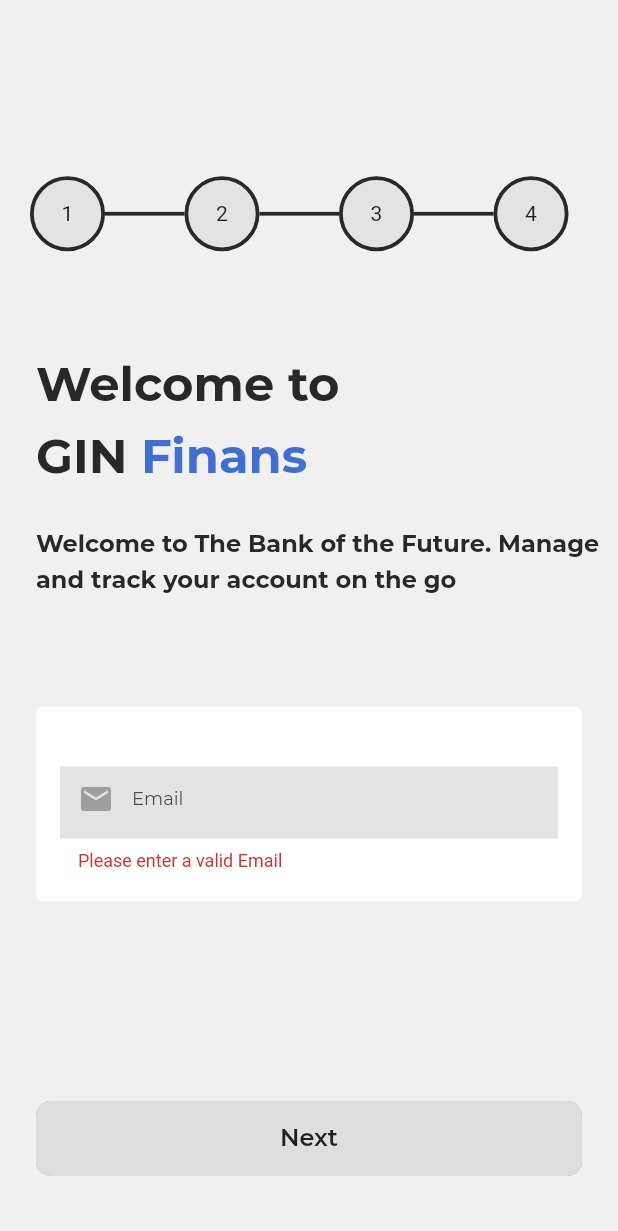
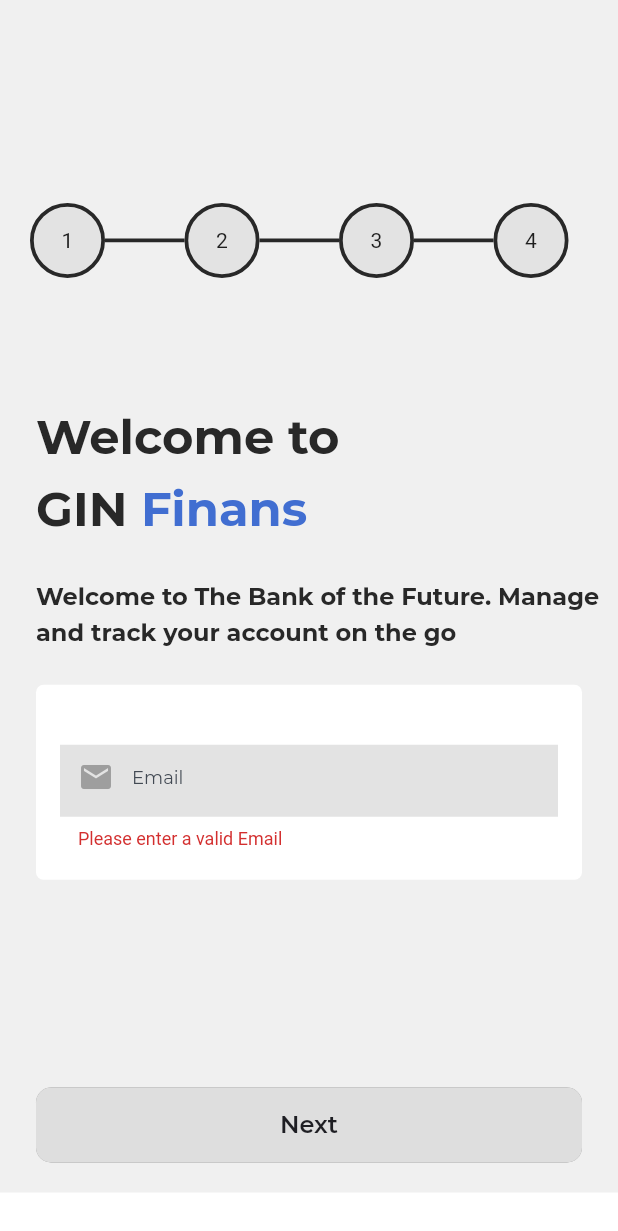
Before and after one commit to NickoPrasetio/ginFinansTest, a Flutter app: the screen it shows after launch, on a phone screen of 412 x 824 dp. Shown: the top 1231 px of the screen. Run offline on Flutter 3.47's test engine with Material 2 defaults, Android fonts, the phone set to English and light mode, and no system bars; our stand-ins replace flutter_bloc, get_it, sprintf; accounts and stored records are empty; project files that could hold a hidden picture were left out.

```diff
--- a/assets/strings/id.json
+++ b/assets/strings/id.json
@@ -12,7 +12,7 @@
     "textScheduleVideoSubtitle": "Choose the date and time that you preferred. We will send a link via email to make a video call on the scheduled date and time",
     "textChooseDate": "- Choose Date -",
     "textChooseTime": "- Choose Time -",
-
+    "textClose": "Close",
     "textDate": "Date",
     "textTime": "Time",
     "textLowercase": "Lowercase",
--- a/lib/presentation/welcomePage/style/welcome_page_style.dart
+++ b/lib/presentation/welcomePage/style/welcome_page_style.dart
@@ -22,6 +22,6 @@ class WelcomePageStyle {
 
   var submitEmailButtonStyle = {
     ...ReusableButtonStyle.primaryButtonStyle,
-    'margin': Space(bottom: 40, left: 24, right: 24),
+    'margin': Space(left: 24, right: 24, bottom: 20),
   };
 }
--- a/lib/presentation/welcomePage/welcome_page.dart
+++ b/lib/presentation/welcomePage/welcome_page.dart
@@ -23,13 +23,17 @@ class WelcomePage extends StatelessWidget {
   Widget build(BuildContext context) {
     return Scaffold(
         appBar: AppBar(backgroundColor: Palette.softGray),
-      resizeToAvoidBottomPadding: false,
-      body: BlocProvider(
+        resizeToAvoidBottomInset: false,
+        body: SingleChildScrollView(
+            child: ConstrainedBox(
+          constraints: BoxConstraints(
+              maxHeight: MediaQuery.of(context).size.height - 85),
+          child: BlocProvider(
             create: (context) =>
                 injector.get<WelcomePageBloc>()..add(WelcomeInit()),
             child: WelcomePageWidget(),
           ),
-    );
+        )));
   }
 }
 
@@ -44,7 +48,6 @@ class _WelcomePageWidgetState extends State<WelcomePageWidget> {
   UserModel _userModel;
   TextEditingController _emailController;
   bool _isValidEmail = false;
-  String _email;
 
   @override
   void initState() {
@@ -71,8 +74,7 @@ class _WelcomePageWidgetState extends State<WelcomePageWidget> {
               color: Palette.softGray,
               child: Column(
                 crossAxisAlignment: CrossAxisAlignment.start,
-                  mainAxisSize: MainAxisSize.max,
-                  children: <Widget>[
+                mainAxisSize: MainAxisSize.min, children: <Widget>[
                 CircleProgress(total: 4, step: 0),
                 _welcomeTitleWidget(),
                 ReusableTextView(
@@ -80,8 +82,7 @@ class _WelcomePageWidgetState extends State<WelcomePageWidget> {
                   style: _welcomePageStyle.welcomeSubtitleTextStyle,
                 ),
                 Container(
-                        margin: const EdgeInsets.only(
-                            left: 24, right: 24, top: 50, bottom: 50),
+                    margin: const EdgeInsets.only(left: 24, right: 24),
                     padding: const EdgeInsets.only(top: 30),
                     decoration: BoxDecoration(
                         color: Palette.white,
@@ -152,7 +153,6 @@ class _WelcomePageWidgetState extends State<WelcomePageWidget> {
   void _mapState(WelcomePageState state) {
     if (state is EmailChanged) {
       _isValidEmail = state.isValid;
-      _email = state.email;
       _userModel.email = state.email;
     }
   }
--- a/lib/reusableUi/circle_progress.dart
+++ b/lib/reusableUi/circle_progress.dart
@@ -18,7 +18,7 @@ class CircleProgress extends StatelessWidget {
                 itemCount: total,
                 itemBuilder: (BuildContext context, int index) {
                   Color circleColor = Palette.softGrey;
-                  if (index < step) {
+                  if (index < step){
                     circleColor = Palette.stepGreen;
                   }
                   return Row(children: <Widget>[
--- a/lib/viewModel/user_model.dart
+++ b/lib/viewModel/user_model.dart
@@ -4,4 +4,6 @@ class UserModel {
   String goal;
   String income;
   String expense;
+  String scheduleDate;
+  String scheduleTime;
 }
```
Also changed, not shown: lib/presentation/passwordPage/password_page.dart (+15 -5 lines), lib/presentation/personailInfoPage/personal_page.dart (+18 -3 lines), lib/presentation/schedulePage/schedule_page.dart (+65 -7 lines), lib/presentation/schedulePage/style/schedule_page_style.dart (+7 -0 lines), lib/util/routes.dart (+4 -4 lines), 1 other file. Lines whose indentation alone changed are shown as unchanged.
